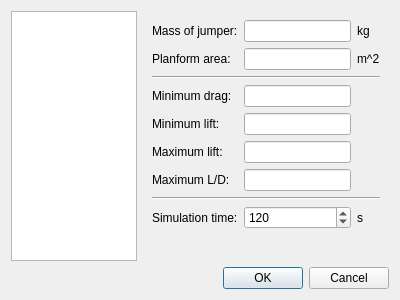
This is src/configdialog.ui in flysight/flysight-viewer-qt as Qt 5 draws it before an edit. The edited form follows.
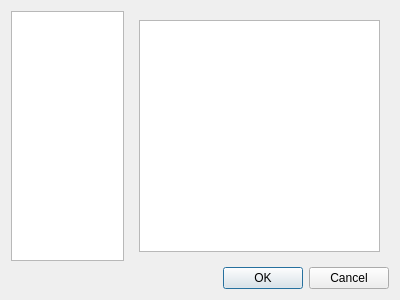
This is the edited form.

Commit message: Set plot colours in preferences

The edit to the form file:
```diff
--- a/src/configdialog.ui
+++ b/src/configdialog.ui
@@ -31,7 +31,7 @@
        <item>
         <widget class="QStackedWidget" name="pagesWidget">
          <property name="currentIndex">
-          <number>1</number>
+          <number>2</number>
          </property>
          <widget class="QWidget" name="page">
           <layout class="QVBoxLayout" name="verticalLayout_2">
@@ -203,6 +203,17 @@
            </item>
           </layout>
          </widget>
+         <widget class="QWidget" name="plots">
+          <layout class="QVBoxLayout" name="verticalLayout_3">
+           <item>
+            <widget class="QTableWidget" name="plotTable">
+             <attribute name="verticalHeaderVisible">
+              <bool>false</bool>
+             </attribute>
+            </widget>
+           </item>
+          </layout>
+         </widget>
         </widget>
        </item>
       </layout>
```
Left out of the diff: 4 changed lines with no effect on the pictures. The commit also changes 5 other files.
